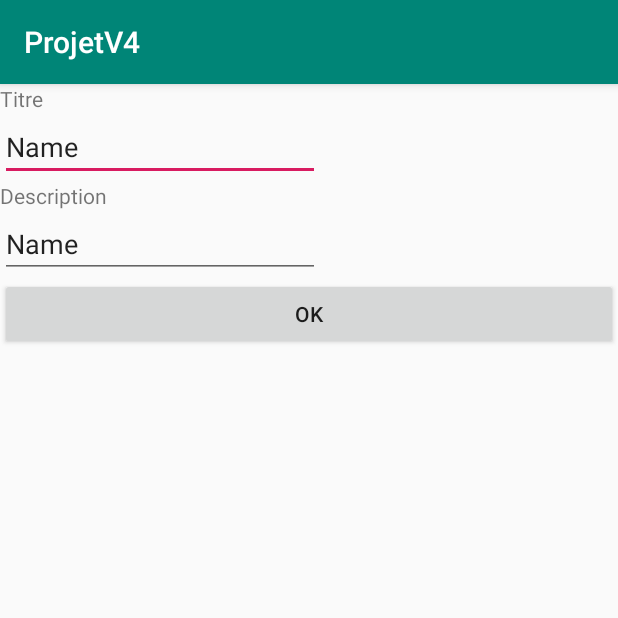
After one commit to Adrihard/lexman-android, an Android app: the ModifDef screen opened directly, with no data from a screen before it, on a phone screen of 412 x 824 dp, the top half of it. The commit adds this screen. Run offline under Robolectric (Android 15) with nearby library versions, the phone set to English and light mode, and no system bars.

Commit message:
Les ID marchent vraiment

```diff
--- a/app/src/main/AndroidManifest.xml
+++ b/app/src/main/AndroidManifest.xml
@@ -25,7 +25,9 @@
             </intent-filter>
         </activity>
         <activity android:name=".Def"></activity>
-
+        <activity android:name=".Def2"></activity>
+        <activity android:name="PopDef"></activity>
+        <activity android:name="ModifDef"></activity>
     </application>
 
 </manifest>
--- /dev/null
+++ b/app/src/main/java/fr/utt/if26/projetv4/ModifDef.java
@@ -0,0 +1,48 @@
+package fr.utt.if26.projetv4;
+
+import android.content.Intent;
+import android.os.Bundle;
+import android.support.v7.app.AppCompatActivity;
+import android.view.View;
+import android.widget.Button;
+import android.widget.EditText;
+import android.widget.Toast;
+
+import java.util.List;
+
+public class ModifDef extends AppCompatActivity {
+    int ID;
+    String titre="";
+    String descriptions="";
+    Persistance bdd = new Persistance(this);
+    Button Modif;
+
+    @Override
+    protected void onCreate(Bundle savedInstanceState) {
+        super.onCreate(savedInstanceState);
+        setContentView(R.layout.modif_def);
+
+        Intent myintent = getIntent();
+        ID=myintent.getIntExtra("ID",0);
+
+        Modif = (Button) findViewById(R.id.bModiDef);
+        Modif.setOnClickListener(new View.OnClickListener() {
+            @Override
+            public void onClick(View v) {
+
+                EditText EditTitre = (EditText) findViewById(R.id.etTitre);
+                titre = EditTitre.getText().toString();
+
+                EditText EditDesc = (EditText) findViewById(R.id.etDesc);
+                descriptions = EditDesc.getText().toString();
+
+                bdd.modifierTerme(ID, titre, descriptions);
+                Toast.makeText(ModifDef.this,"je fais modifier bouton titre"+titre+" desc "+descriptions+ "ID"+ID,Toast.LENGTH_SHORT).show();
+            }
+        });
+
+
+
+
+    }
+}
--- a/app/src/main/java/fr/utt/if26/projetv4/Persistance.java
+++ b/app/src/main/java/fr/utt/if26/projetv4/Persistance.java
@@ -5,6 +5,7 @@ import android.content.Context;
 import android.database.Cursor;
 import android.database.sqlite.SQLiteDatabase;
 import android.database.sqlite.SQLiteOpenHelper;
+import android.util.Log;
 
 import java.util.ArrayList;
 import java.util.List;
@@ -270,6 +271,7 @@ public class Persistance extends SQLiteOpenHelper implements PersistanceLexiqueI
     @Override
     public boolean modifierTerme(int id, String titre, String descriptif)
     {
+        Log.e("DATABASE","je fais modifierTerme");
         String _titre       = trimAndNullify(titre);
         String _descriptif  = trimAndNullify(descriptif);
 
--- a/app/src/main/res/layout/activity_dico.xml
+++ b/app/src/main/res/layout/activity_dico.xml
@@ -11,6 +11,7 @@
         android:layout_width="wrap_content"
         android:layout_height="wrap_content"
         android:text="TextView"
+        android:longClickable="true"
         tools:layout_editor_absoluteX="16dp"
         tools:layout_editor_absoluteY="16dp" />
 </android.support.constraint.ConstraintLayout>
--- /dev/null
+++ b/app/src/main/res/layout/modif_def.xml
@@ -0,0 +1,55 @@
+<?xml version="1.0" encoding="utf-8"?>
+<LinearLayout
+    xmlns:android="http://schemas.android.com/apk/res/android"
+    xmlns:tools="http://schemas.android.com/tools"
+    android:orientation="vertical"
+    android:layout_width="match_parent"
+    android:layout_height="match_parent">
+
+
+    <TextView
+        android:id="@+id/textView2"
+        android:layout_width="wrap_content"
+        android:layout_height="wrap_content"
+        android:text="Titre"
+        tools:layout_editor_absoluteX="16dp"
+        tools:layout_editor_absoluteY="103dp" />
+
+    <EditText
+        android:id="@+id/etTitre"
+        android:layout_width="wrap_content"
+        android:layout_height="wrap_content"
+        android:ems="10"
+        android:inputType="textPersonName"
+        android:text="Name"
+        tools:layout_editor_absoluteX="16dp"
+        tools:layout_editor_absoluteY="35dp" />
+
+
+
+    <TextView
+        android:id="@+id/textView"
+        android:layout_width="wrap_content"
+        android:layout_height="wrap_content"
+        android:text="Description"
+        tools:layout_editor_absoluteX="16dp"
+        tools:layout_editor_absoluteY="16dp" />
+
+    <EditText
+        android:id="@+id/etDesc"
+        android:layout_width="wrap_content"
+        android:layout_height="wrap_content"
+        android:ems="10"
+        android:inputType="textPersonName"
+        android:text="Name"
+        tools:layout_editor_absoluteX="16dp"
+        tools:layout_editor_absoluteY="122dp" />
+
+
+
+    <Button
+        android:id="@+id/bModiDef"
+        android:layout_width="match_parent"
+        android:layout_height="wrap_content"
+        android:text="OK" />
+</LinearLayout>
```
Also changed, not shown: app/src/main/java/fr/utt/if26/projetv4/Def.java (+5 -2 lines), app/src/main/java/fr/utt/if26/projetv4/Def2.java (added, +29 -0 lines), app/src/main/java/fr/utt/if26/projetv4/Dico.java (+34 -13 lines), app/src/main/java/fr/utt/if26/projetv4/MainActivity.java (+11 -11 lines), app/src/main/java/fr/utt/if26/projetv4/PopDef.java (added, +55 -0 lines), app/src/main/res/layout/activity_def.xml (+5 -4 lines), app/src/main/res/layout/pop_def.xml (added, +25 -0 lines).
